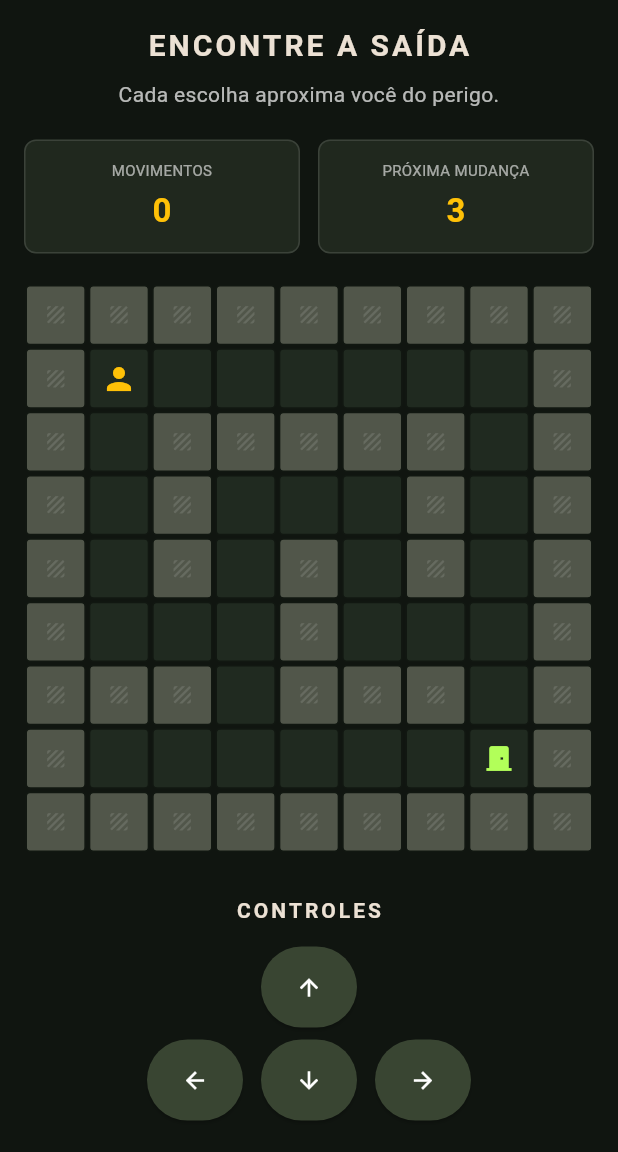
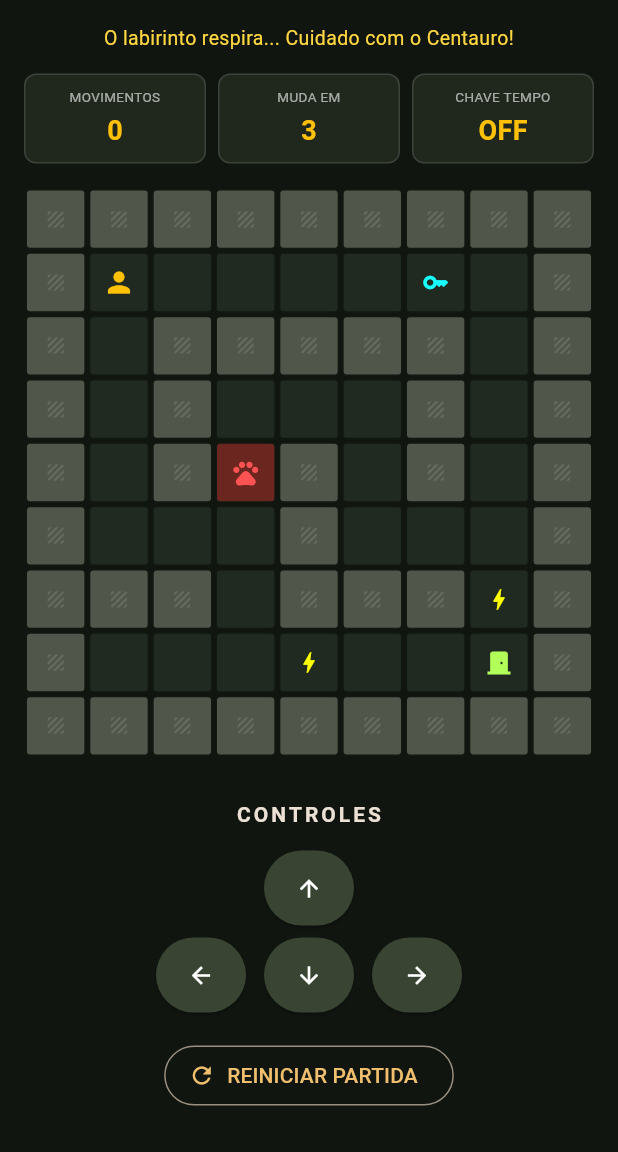
Before and after one commit to raimundoabreara2023-art/labirinto_mobile, a Flutter app: the screen it shows after launch, on a phone screen of 412 x 824 dp, the part 84-1236 px from its top. Run offline on Flutter 3.47's test engine with Material 3 defaults, Android fonts, the phone set to English and light mode, and no system bars.

Commit message:
feat: adiciona centauro perseguidor, chave do tempo e labirinto dinamico

```diff
--- a/lib/main.dart
+++ b/lib/main.dart
@@ -1,3 +1,4 @@
+import 'dart:math';
 import 'package:flutter/material.dart';
 
 void main() {
@@ -38,27 +39,23 @@ class _JogoScreenState extends State<JogoScreen> {
   static const int colunas = 9;
   static const int movimentosPorMudanca = 3;
 
-  // # = parede, . = corredor, P = jogador e S = saída.
-  // Este mapa possui um caminho contínuo entre o início e a saída.
+  // # = parede, . = corredor, P = jogador, S = saída, C = Centauro, T = Chave do Tempo, V = Bônus de Velocidade
   static const List<String> mapaInicial = [
     '#########',
-    '#P......#',
+    '#P....T.#',
     '#.#####.#',
     '#.#...#.#',
-    '#.#.#.#.#',
+    '#.#C#.#.#',
     '#...#...#',
-    '###.###.#',
-    '#......S#',
+    '###.###V#',
+    '#...V..S#',
     '#########',
   ];
 
-  // Cada transformação troca um par de células: uma abre e outra fecha.
-  // As posições foram escolhidas para criar alternativas sem alterar
-  // as bordas, o início ou a saída.
   static const List<List<List<int>>> transformacoes = [
     [
-      [3, 2], // abre uma passagem
-      [3, 3], // fecha uma passagem alternativa
+      [3, 2],
+      [3, 3],
     ],
     [
       [4, 4],
@@ -73,12 +70,24 @@ class _JogoScreenState extends State<JogoScreen> {
   late List<List<String>> mapa;
   int jogadorLinha = 1;
   int jogadorColuna = 1;
+
+  // Posição do Centauro
+  int centauroLinha = 4;
+  int centauroColuna = 3;
+
   int movimentos = 0;
   int movimentosParaMudanca = movimentosPorMudanca;
   int numeroTransformacao = 0;
+
+  // Chave do tempo (congela o labirinto)
+  int turnosChaveTempo = 0;
+
+  // Buff de velocidade
+  int turnosVelocidade = 0;
+
   bool venceu = false;
   bool gameOver = false;
-  String mensagem = 'Cada escolha aproxima você do perigo.';
+  String mensagem = 'O labirinto respira... Cuidado com o Centauro!';
 
   @override
   void initState() {
@@ -88,6 +97,10 @@ class _JogoScreenState extends State<JogoScreen> {
 
   void _restaurarMapa() {
     mapa = mapaInicial.map((linha) => linha.split('')).toList();
+    jogadorLinha = 1;
+    jogadorColuna = 1;
+    centauroLinha = 4;
+    centauroColuna = 3;
   }
 
   void mover(int deltaLinha, int deltaColuna) {
@@ -101,6 +114,8 @@ class _JogoScreenState extends State<JogoScreen> {
         novaColuna < 0 ||
         novaColuna >= colunas ||
         mapa[novaLinha][novaColuna] == '#') {
+      mensagem = 'Caminho bloqueado por parede!';
+      setState(() {});
       return;
     }
 
@@ -109,19 +124,72 @@ class _JogoScreenState extends State<JogoScreen> {
       jogadorColuna = novaColuna;
       movimentos++;
 
+      // Coleta de Itens
       if (mapa[jogadorLinha][jogadorColuna] == 'S') {
         venceu = true;
-        mensagem = 'Você encontrou a saída do labirinto.';
+        mensagem = 'Você encontrou a saída e escapou da Fúria do Labirinto!';
+        return;
+      } else if (mapa[jogadorLinha][jogadorColuna] == 'T') {
+        turnosChaveTempo = 6;
+        mapa[jogadorLinha][jogadorColuna] = '.';
+        mensagem = '🔑 Chave do Tempo coletada! Labirinto congelado por 6 turnos.';
+      } else if (mapa[jogadorLinha][jogadorColuna] == 'V') {
+        turnosVelocidade = 4;
+        mapa[jogadorLinha][jogadorColuna] = '.';
+        mensagem = '⚡ Poção de Velocidade! Seus passos estão mais ágeis.';
+      }
+
+      // Movimento do Centauro (perseguição)
+      _moverCentauro();
+
+      // Verificar colisão com o centauro
+      if (jogadorLinha == centauroLinha && jogadorColuna == centauroColuna) {
+        gameOver = true;
+        mensagem = 'O Centauro te alcançou! GAME OVER.';
         return;
       }
 
+      // Controle de Mudança do Labirinto (Chave do Tempo congela)
+      if (turnosChaveTempo > 0) {
+        turnosChaveTempo--;
+        mensagem += ' (Tempo congelado: restam $turnosChaveTempo ativações)';
+      } else {
         movimentosParaMudanca--;
-
         if (movimentosParaMudanca == 0) {
           _transformarLabirinto();
           movimentosParaMudanca = movimentosPorMudanca;
         }
+      }
+
+      if (turnosVelocidade > 0) {
+        turnosVelocidade--;
+      }
     });
+  }
+
+  void _moverCentauro() {
+    // Inteligência simples de perseguição (direção ao jogador)
+    int dLinha = 0;
+    int dColuna = 0;
+
+    if (centauroLinha < jogadorLinha) dLinha = 1;
+    else if (centauroLinha > jogadorLinha) dLinha = -1;
+
+    if (centauroColuna < jogadorColuna) dColuna = 1;
+    else if (centauroColuna > jogadorColuna) dColuna = -1;
+
+    // Tentar mover na linha ou coluna se não for parede
+    int proximaL = centauroLinha + dLinha;
+    int proximaC = centauroColuna;
+
+    if (proximaL >= 0 && proximaL < linhas && mapa[proximaL][proximaC] != '#') {
+      centauroLinha = proximaL;
+    } else {
+      int altC = centauroColuna + dColuna;
+      if (altC >= 0 && altC < colunas && mapa[centauroLinha][altC] != '#') {
+        centauroColuna = altC;
+      }
+    }
   }
 
   void _transformarLabirinto() {
@@ -131,32 +199,30 @@ class _JogoScreenState extends State<JogoScreen> {
     final abrir = transformacao[0];
     final fechar = transformacao[1];
 
-    // Nunca fecha a célula ocupada pelo jogador.
-    if (jogadorLinha == fechar[0] && jogadorColuna == fechar[1]) {
-      // Se o jogador estiver na célula que seria fechada, apenas inverte
-      // a ordem de transformação para a próxima jogada.
+    if ((jogadorLinha == fechar[0] && jogadorColuna == fechar[1]) ||
+        (centauroLinha == fechar[0] && centauroColuna == fechar[1])) {
       numeroTransformacao++;
-      mensagem = 'O labirinto treme, mas a passagem permanece aberta!';
+      mensagem = 'O labirinto tentou se mover, mas há corpos bloqueando a passagem!';
       return;
     }
 
     mapa[abrir[0]][abrir[1]] = '.';
     mapa[fechar[0]][fechar[1]] = '#';
     numeroTransformacao++;
-    mensagem = 'O labirinto se moveu! Encontre uma nova rota.';
+    mensagem = '⚠️ O labirinto se moveu (Estilo Fúria de Titãs)! As paredes mudaram de lugar.';
   }
 
   void reiniciar() {
     setState(() {
       _restaurarMapa();
-      jogadorLinha = 1;
-      jogadorColuna = 1;
       movimentos = 0;
       movimentosParaMudanca = movimentosPorMudanca;
       numeroTransformacao = 0;
+      turnosChaveTempo = 0;
+      turnosVelocidade = 0;
       venceu = false;
       gameOver = false;
-      mensagem = 'Cada escolha aproxima você do perigo.';
+      mensagem = 'Nova partida iniciada. Cuidado com o Centauro!';
     });
   }
 
@@ -166,10 +232,7 @@ class _JogoScreenState extends State<JogoScreen> {
       appBar: AppBar(
         title: const Text(
           'O LABIRINTO VIVO',
-          style: TextStyle(
-            fontWeight: FontWeight.bold,
-            letterSpacing: 2,
-          ),
+          style: TextStyle(fontWeight: FontWeight.bold, letterSpacing: 2),
         ),
         centerTitle: true,
         backgroundColor: const Color(0xFF20281E),
@@ -177,9 +240,7 @@ class _JogoScreenState extends State<JogoScreen> {
       body: SafeArea(
         child: LayoutBuilder(
           builder: (context, constraints) {
-            final tamanho = (constraints.maxWidth - 32)
-                .clamp(0.0, 480.0)
-                .toDouble();
+            final tamanho = (constraints.maxWidth - 32).clamp(0.0, 480.0).toDouble();
 
             return SingleChildScrollView(
               padding: const EdgeInsets.all(16),
@@ -188,83 +249,66 @@ class _JogoScreenState extends State<JogoScreen> {
                   constraints: const BoxConstraints(maxWidth: 520),
                   child: Column(
                     children: [
-                      const Text(
-                        'ENCONTRE A SAÍDA',
-                        style: TextStyle(
-                          fontSize: 20,
-                          fontWeight: FontWeight.bold,
-                          letterSpacing: 2,
-                        ),
-                      ),
-                      const SizedBox(height: 8),
                       Text(
                         mensagem,
                         textAlign: TextAlign.center,
-                        style: const TextStyle(color: Colors.white70),
+                        style: const TextStyle(color: Colors.amberAccent, fontSize: 13),
                       ),
-                      const SizedBox(height: 20),
+                      const SizedBox(height: 14),
                       Row(
                         children: [
                           _indicador('MOVIMENTOS', '$movimentos'),
-                          const SizedBox(width: 12),
-                          _indicador(
-                            'PRÓXIMA MUDANÇA',
-                            venceu || gameOver
-                                ? '—'
-                                : '$movimentosParaMudanca',
-                          ),
+                          const SizedBox(width: 8),
+                          _indicador('MUDA EM', venceu || gameOver ? '—' : '$movimentosParaMudanca'),
+                          const SizedBox(width: 8),
+                          _indicador('CHAVE TEMPO', turnosChaveTempo > 0 ? '$turnosChaveTempo' : 'OFF'),
                         ],
                       ),
-                      const SizedBox(height: 20),
+                      const SizedBox(height: 16),
                       SizedBox(
                         width: tamanho,
                         height: tamanho,
                         child: GridView.builder(
                           physics: const NeverScrollableScrollPhysics(),
                           itemCount: linhas * colunas,
-                          gridDelegate:
-                              const SliverGridDelegateWithFixedCrossAxisCount(
+                          gridDelegate: const SliverGridDelegateWithFixedCrossAxisCount(
                             crossAxisCount: colunas,
                           ),
                           itemBuilder: (context, index) {
                             final linha = index ~/ colunas;
                             final coluna = index % colunas;
+
                             final parede = mapa[linha][coluna] == '#';
                             final saida = mapa[linha][coluna] == 'S';
-                            final jogador = linha == jogadorLinha &&
-                                coluna == jogadorColuna;
+                            final chave = mapa[linha][coluna] == 'T';
+                            final velocidade = mapa[linha][coluna] == 'V';
+
+                            final jogador = linha == jogadorLinha && coluna == jogadorColuna;
+                            final centauro = linha == centauroLinha && coluna == centauroColuna;
+
+                            Color corFundo = parede ? const Color(0xFF51564A) : const Color(0xFF202A20);
+                            if (centauro) corFundo = Colors.red.withOpacity(0.4);
 
                             return Container(
                               margin: const EdgeInsets.all(1),
                               decoration: BoxDecoration(
-                                color: parede
-                                    ? const Color(0xFF51564A)
-                                    : const Color(0xFF202A20),
-                                border: Border.all(
-                                  color: const Color(0xFF111711),
-                                  width: 1,
-                                ),
+                                color: corFundo,
+                                border: Border.all(color: const Color(0xFF111711), width: 1),
                                 borderRadius: BorderRadius.circular(3),
                               ),
                               child: Center(
                                 child: jogador
-                                    ? const Icon(
-                                        Icons.person,
-                                        color: Colors.amber,
-                                        size: 24,
-                                      )
+                                    ? const Icon(Icons.person, color: Colors.amber, size: 22)
+                                    : centauro
+                                        ? const Icon(Icons.pets, color: Colors.redAccent, size: 20)
                                         : saida
-                                        ? const Icon(
-                                            Icons.door_front_door,
-                                            color: Colors.lightGreenAccent,
-                                            size: 22,
-                                          )
+                                            ? const Icon(Icons.door_front_door, color: Colors.lightGreenAccent, size: 20)
+                                            : chave
+                                                ? const Icon(Icons.key, color: Colors.cyanAccent, size: 18)
+                                                : velocidade
+                                                    ? const Icon(Icons.bolt, color: Colors.yellowAccent, size: 18)
                                                     : parede
-                                            ? const Icon(
-                                                Icons.texture,
-                                                color: Colors.white12,
-                                                size: 15,
-                                              )
+                                                        ? const Icon(Icons.texture, color: Colors.white12, size: 14)
                                                         : null,
                               ),
                             );
@@ -274,50 +318,28 @@ class _JogoScreenState extends State<JogoScreen> {
                       const SizedBox(height: 16),
                       if (venceu || gameOver)
                         Text(
-                          venceu ? 'VOCÊ ESCAPOU!' : 'GAME OVER',
+                          venceu ? 'VOCÊ ESCAPOU!' : 'GAME OVER - O CENTAURO TE PEGOU',
                           key: const Key('resultado'),
-                          style: const TextStyle(
-                            fontSize: 24,
+                          style: TextStyle(
+                            fontSize: 20,
                             fontWeight: FontWeight.bold,
-                            color: Colors.amber,
+                            color: venceu ? Colors.greenAccent : Colors.redAccent,
                           ),
                         ),
                       const SizedBox(height: 12),
-                      const Text(
-                        'CONTROLES',
-                        style: TextStyle(
-                          fontWeight: FontWeight.bold,
-                          letterSpacing: 2,
-                        ),
-                      ),
+                      const Text('CONTROLES', style: TextStyle(fontWeight: FontWeight.bold, letterSpacing: 2)),
                       const SizedBox(height: 10),
                       _linhaControles([
-                        _botaoMovimento(
-                          Icons.arrow_upward,
-                          'Mover para cima',
-                          () => mover(-1, 0),
-                        ),
+                        _botaoMovimento(Icons.arrow_upward, 'Mover para cima', () => mover(-1, 0)),
                       ]),
                       _linhaControles([
-                        _botaoMovimento(
-                          Icons.arrow_back,
-                          'Mover para esquerda',
-                          () => mover(0, -1),
-                        ),
+                        _botaoMovimento(Icons.arrow_back, 'Mover para esquerda', () => mover(0, -1)),
                         const SizedBox(width: 12),
-                        _botaoMovimento(
-                          Icons.arrow_downward,
-                          'Mover para baixo',
-                          () => mover(1, 0),
-                        ),
+                        _botaoMovimento(Icons.arrow_downward, 'Mover para baixo', () => mover(1, 0)),
                         const SizedBox(width: 12),
-                        _botaoMovimento(
-                          Icons.arrow_forward,
-                          'Mover para direita',
-                          () => mover(0, 1),
-                        ),
+                        _botaoMovimento(Icons.arrow_forward, 'Mover para direita', () => mover(0, 1)),
                       ]),
-                      const SizedBox(height: 18),
+                      const SizedBox(height: 14),
                       OutlinedButton.icon(
                         key: const Key('reiniciar'),
                         onPressed: reiniciar,
@@ -338,7 +360,7 @@ class _JogoScreenState extends State<JogoScreen> {
   Widget _indicador(String titulo, String valor) {
     return Expanded(
       child: Container(
-        padding: const EdgeInsets.all(12),
+        padding: const EdgeInsets.all(8),
         decoration: BoxDecoration(
           color: const Color(0xFF20281E),
           borderRadius: BorderRadius.circular(8),
@@ -346,21 +368,9 @@ class _JogoScreenState extends State<JogoScreen> {
         ),
         child: Column(
           children: [
-            Text(
-              titulo,
-              textAlign: TextAlign.center,
-              style: const TextStyle(fontSize: 10, color: Colors.white60),
-            ),
-            const SizedBox(height: 5),
-            Text(
-              valor,
-              key: Key(titulo),
-              style: const TextStyle(
-                fontSize: 22,
-                fontWeight: FontWeight.bold,
-                color: Colors.amber,
-              ),
-            ),
+            Text(titulo, textAlign: TextAlign.center, style: const TextStyle(fontSize: 9, color: Colors.white60)),
+            const SizedBox(height: 3),
+            Text(valor, key: Key(titulo), style: const TextStyle(fontSize: 18, fontWeight: FontWeight.bold, color: Colors.amber)),
           ],
         ),
       ),
@@ -370,21 +380,14 @@ class _JogoScreenState extends State<JogoScreen> {
   Widget _linhaControles(List<Widget> botoes) {
     return Padding(
       padding: const EdgeInsets.symmetric(vertical: 4),
-      child: Row(
-        mainAxisAlignment: MainAxisAlignment.center,
-        children: botoes,
-      ),
+      child: Row(mainAxisAlignment: MainAxisAlignment.center, children: botoes),
     );
   }
 
-  Widget _botaoMovimento(
-    IconData icone,
-    String descricao,
-    VoidCallback acao,
-  ) {
+  Widget _botaoMovimento(IconData icone, String descricao, VoidCallback acao) {
     return SizedBox(
-      width: 64,
-      height: 54,
+      width: 60,
+      height: 50,
       child: ElevatedButton(
         key: Key(descricao),
         onPressed: venceu || gameOver ? null : acao,
```
Lines whose indentation alone changed are shown as unchanged.
